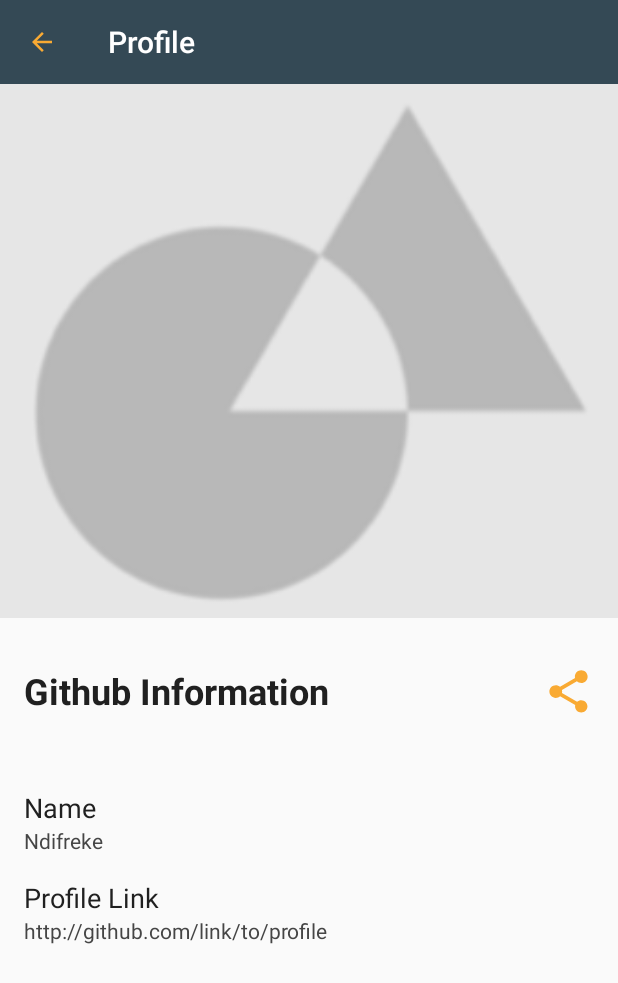
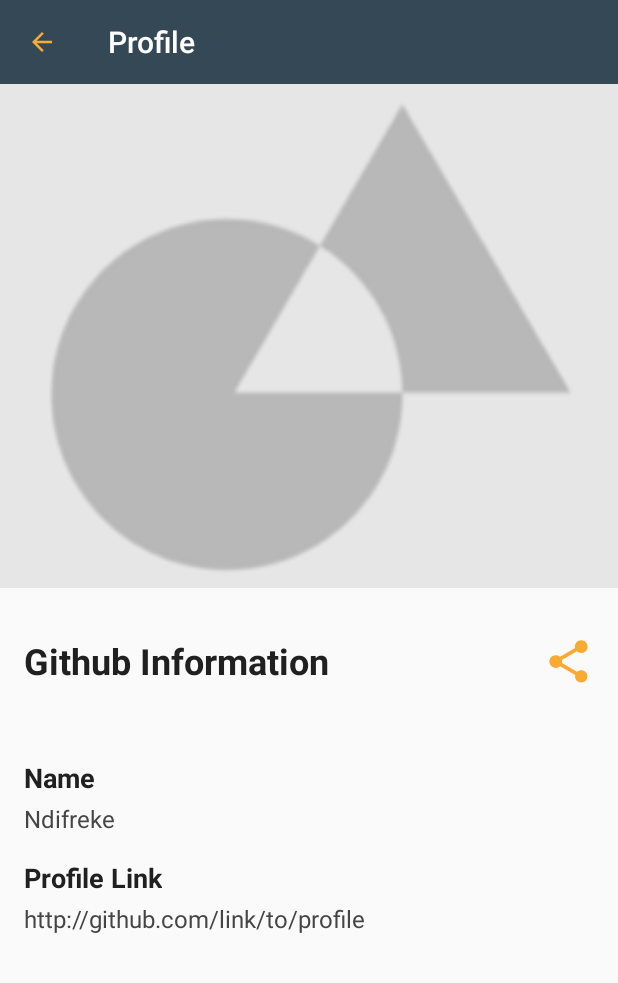
Before and after one commit to Ndifreke/developers, an Android app: the ProfileActivity screen opened directly, with no data from a screen before it, on a phone screen of 412 x 824 dp. Shown: the top 983 px of the screen. Run offline under Robolectric (Android 15) with nearby library versions, the phone set to English and light mode, and no system bars.

Commit message:
chore(refactor): Refactor view style for reusability

```diff
--- a/app/src/main/res/layout/profile_activity.xml
+++ b/app/src/main/res/layout/profile_activity.xml
@@ -43,8 +43,7 @@
             android:padding="16dp">
 
             <TextView
-                android:layout_width="0dp"
-                android:layout_height="wrap_content"
+                style="@style/headerText"
                 android:layout_weight="1"
                 android:text="@string/github_information"
                 android:textColor="@color/colorPrimaryDark"
@@ -52,11 +51,8 @@
                 android:textStyle="bold" />
 
             <ImageView
-                android:layout_width="34dp"
-                android:layout_height="34dp"
+            style="@style/actionIcon"
                 android:contentDescription="@string/share_icon"
-                android:scaleType="fitStart"
-                android:focusable="true"
                 android:src="@drawable/ic_share"/>
 
         </LinearLayout>
@@ -70,41 +66,25 @@
             android:padding="16dp">
 
             <TextView
-                android:layout_width="wrap_content"
-                android:layout_height="wrap_content"
+                style="@style/titleText"
                 android:text="Name"
-                android:textColor="@color/colorPrimaryDark"
-                android:textFontWeight="1"
-                android:textSize="18sp"
-                android:textStyle="bold" />
+                android:textColor="@color/colorPrimaryDark" />
 
             <TextView
-                android:layout_width="wrap_content"
-                android:layout_height="wrap_content"
+                style="@style/normalText"
                 android:text="Ndifreke"
-                android:textColor="@color/colorSecondaryDark"
-                android:textFontWeight="1"
-                android:textSize="14sp"
-                android:textStyle="normal" />
+                android:textColor="@color/colorSecondaryDark" />
 
             <TextView
-                android:layout_width="wrap_content"
-                android:layout_height="wrap_content"
-                android:layout_marginTop="16dp"
+                style="@style/titleText"
                 android:text="Profile Link"
-                android:textColor="@color/colorPrimaryDark"
-                android:textFontWeight="1"
-                android:textSize="18sp"
-                android:textStyle="bold" />
+                android:textColor="@color/colorPrimaryDark" />
 
             <TextView
-                android:layout_width="wrap_content"
-                android:layout_height="wrap_content"
+                style="@style/normalText"
                 android:text="http://github.com/link/to/profile"
                 android:textColor="@color/colorSecondaryDark"
-                android:textFontWeight="1"
-                android:textSize="14sp"
-                android:textStyle="normal" />
+                android:textFontWeight="1" />
         </LinearLayout>
 
     </LinearLayout>
--- a/app/src/main/res/values/dimen.xml
+++ b/app/src/main/res/values/dimen.xml
@@ -1,6 +1,9 @@
 <resources>
     <dimen name="fab_margin">16dp</dimen>
-    <dimen name="action_icon">24dp</dimen>
-    <dimen name="heading">24sp</dimen>
-    <dimen name="title">29sp</dimen>
+    <dimen name="actionIconSize">34dp</dimen>
+    <dimen name="headerTextSize">34sp</dimen>
+    <dimen name="titleTextSize">18sp</dimen>
+    <dimen name="bodyTextSize">16sp</dimen>
+    <dimen name="TitleMarginBottom">4dp</dimen>
+    <dimen name="bodyMarginBottom">16dp</dimen>
 </resources>
--- a/app/src/main/res/values/styles.xml
+++ b/app/src/main/res/values/styles.xml
@@ -8,13 +8,34 @@
         <item name="android:titleTextColor">@color/colorLight</item>
     </style>
 
-    <style name="title">
-        <item name="android:textSize">@dimen/title</item>
+    <style name="normalText">
+        <item name="android:textSize">@dimen/bodyTextSize</item>
+        <item name="android:layout_width">wrap_content</item>
+        <item name="android:layout_height">wrap_content</item>
+        <item name="android:layout_marginBottom">@dimen/bodyMarginBottom</item>
+    </style>
+
+    <style name="headerText">
+        <item name="android:layout_height">wrap_content</item>
+        <item name="android:layout_width">wrap_content</item>
+        <item name="android:textSize">@dimen/headerTextSize</item>
         <item name="android:textStyle">bold</item>
     </style>
 
-    <style name="header">
-        <item name="android:textSize">@dimen/heading</item>
-        <item name="android:textStyle">normal</item>
+    <style name="titleText">
+        <item name="android:layout_height">wrap_content</item>
+        <item name="android:layout_width">wrap_content</item>
+        <item name="android:textSize">@dimen/titleTextSize</item>
+        <item name="android:textStyle">bold</item>
+        <item name="android:layout_marginBottom">@dimen/TitleMarginBottom</item>
     </style>
+
+    <style name="actionIcon">
+        <item name="android:layout_width">@dimen/actionIconSize</item>
+        <item name="android:layout_height">@dimen/actionIconSize</item>
+        <item name="android:focusable">true</item>
+        <item name="android:clickable">true</item>
+        <item name="android:scaleType">centerCrop</item>
+    </style>
+
 </resources>
```
